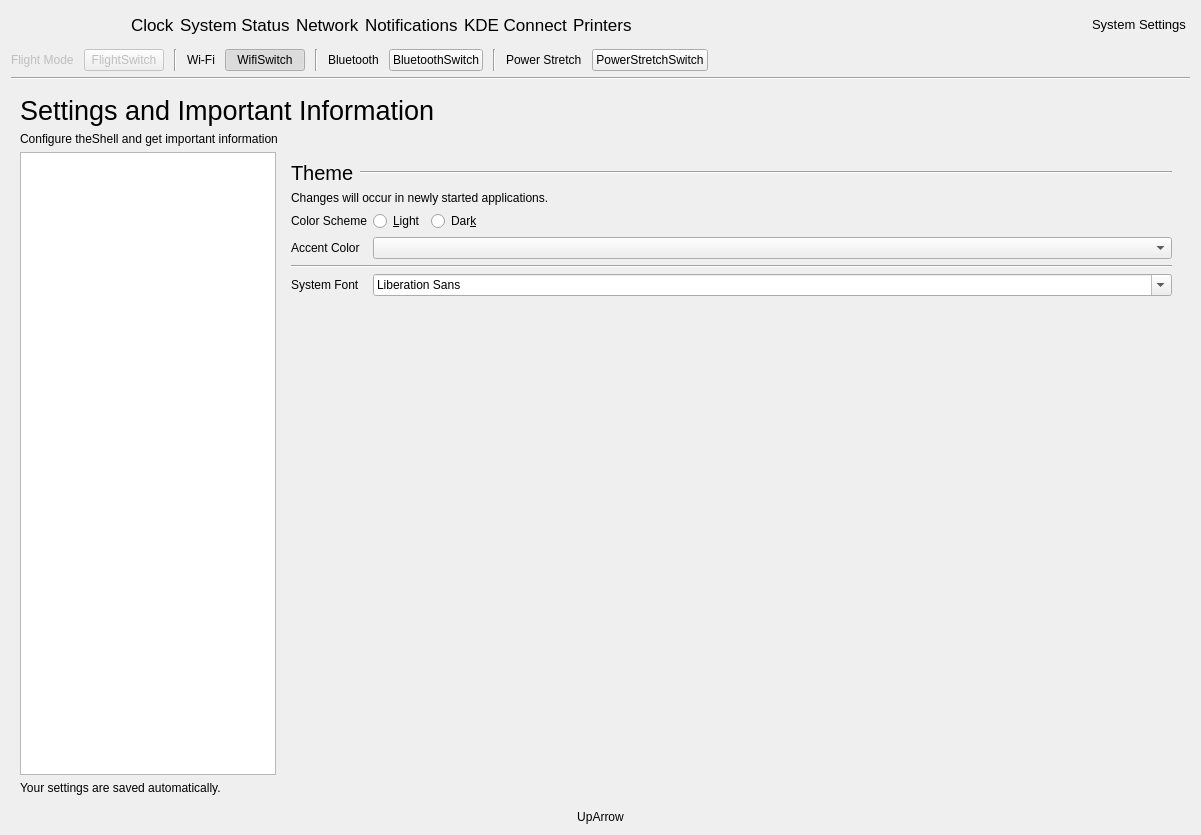
Above: infopanedropdown.ui from vicr123/theshell before the change. Below: the same form after it.
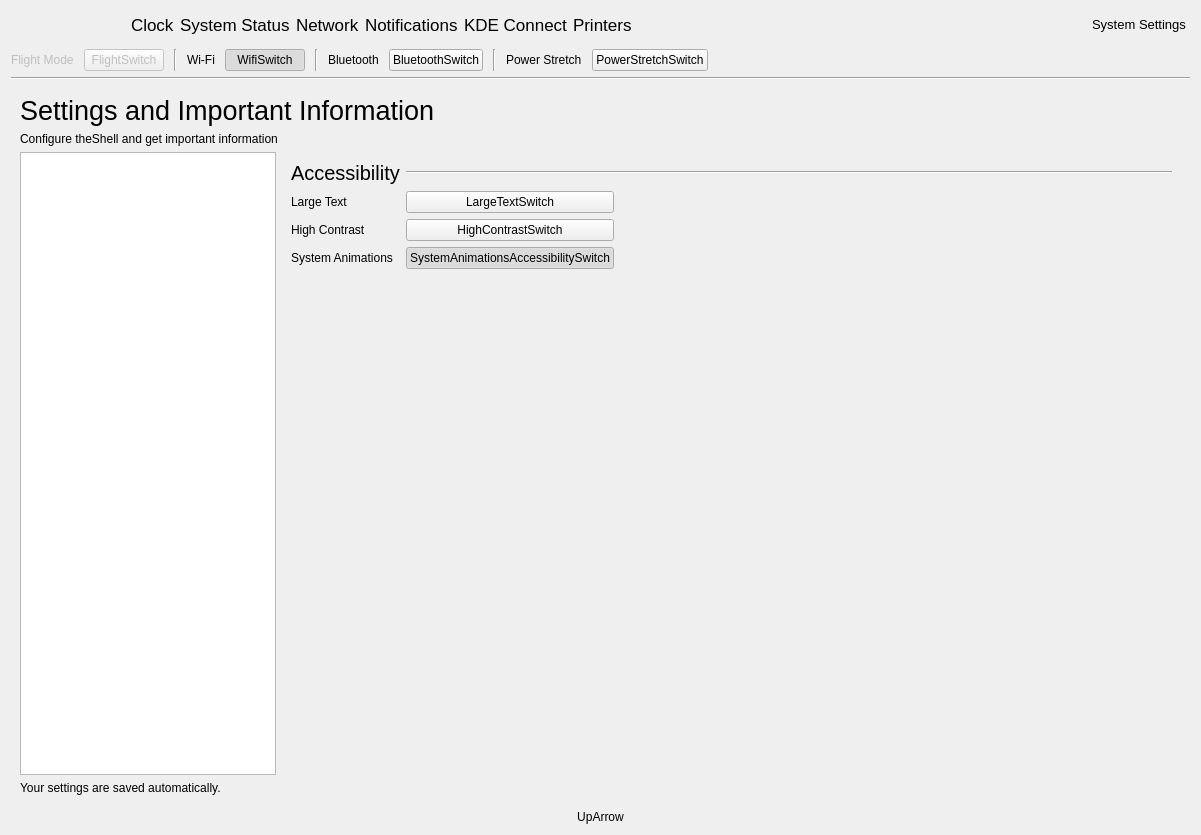
That is the form after the change. Icons and pictures are not drawn. Custom widgets are drawn as their Qt base class.

Commit message: Some accessibility settings

```diff
--- a/infopanedropdown.ui
+++ b/infopanedropdown.ui
@@ -1966,7 +1966,7 @@
          <item>
           <widget class="QStackedWidget" name="settingsTabs">
            <property name="currentIndex">
-            <number>4</number>
+            <number>12</number>
            </property>
            <widget class="QWidget" name="StartupSettings">
             <layout class="QGridLayout" name="gridLayout_2">
@@ -3908,6 +3908,115 @@
              </item>
             </layout>
            </widget>
+           <widget class="QWidget" name="page_12">
+            <layout class="QGridLayout" name="gridLayout_18">
+             <item row="2" column="1">
+              <widget class="Switch" name="HighContrastSwitch">
+               <property name="text">
+                <string>HighContrastSwitch</string>
+               </property>
+               <property name="checkable">
+                <bool>true</bool>
+               </property>
+              </widget>
+             </item>
+             <item row="2" column="0">
+              <widget class="QLabel" name="label_75">
+               <property name="text">
+                <string>High Contrast</string>
+               </property>
+              </widget>
+             </item>
+             <item row="0" column="0">
+              <widget class="QLabel" name="displayLabel_12">
+               <property name="font">
+                <font>
+                 <pointsize>15</pointsize>
+                </font>
+               </property>
+               <property name="text">
+                <string>Accessibility</string>
+               </property>
+              </widget>
+             </item>
+             <item row="1" column="0">
+              <widget class="QLabel" name="label_54">
+               <property name="text">
+                <string>Large Text</string>
+               </property>
+              </widget>
+             </item>
+             <item row="1" column="1">
+              <widget class="Switch" name="LargeTextSwitch">
+               <property name="text">
+                <string>LargeTextSwitch</string>
+               </property>
+               <property name="checkable">
+                <bool>true</bool>
+               </property>
+              </widget>
+             </item>
+             <item row="4" column="0">
+              <spacer name="verticalSpacer_24">
+               <property name="orientation">
+                <enum>Qt::Vertical</enum>
+               </property>
+               <property name="sizeHint" stdset="0">
+                <size>
+                 <width>20</width>
+                 <height>40</height>
+                </size>
+               </property>
+              </spacer>
+             </item>
+             <item row="1" column="2">
+              <spacer name="horizontalSpacer_30">
+               <property name="orientation">
+                <enum>Qt::Horizontal</enum>
+               </property>
+               <property name="sizeHint" stdset="0">
+                <size>
+                 <width>40</width>
+                 <height>20</height>
+                </size>
+               </property>
+              </spacer>
+             </item>
+             <item row="0" column="1" colspan="2">
+              <widget class="Line" name="displayLine_12">
+               <property name="sizePolicy">
+                <sizepolicy hsizetype="Expanding" vsizetype="Fixed">
+                 <horstretch>0</horstretch>
+                 <verstretch>0</verstretch>
+                </sizepolicy>
+               </property>
+               <property name="orientation">
+                <enum>Qt::Horizontal</enum>
+               </property>
+              </widget>
+             </item>
+             <item row="3" column="0">
+              <widget class="QLabel" name="label_76">
+               <property name="text">
+                <string>System Animations</string>
+               </property>
+              </widget>
+             </item>
+             <item row="3" column="1">
+              <widget class="Switch" name="systemAnimationsAccessibilitySwitch">
+               <property name="text">
+                <string>SystemAnimationsAccessibilitySwitch</string>
+               </property>
+               <property name="checkable">
+                <bool>true</bool>
+               </property>
+               <property name="checked">
+                <bool>true</bool>
+               </property>
+              </widget>
+             </item>
+            </layout>
+           </widget>
            <widget class="QWidget" name="DangerSettings">
             <layout class="QGridLayout" name="gridLayout_5">
              <item row="5" column="0">
```
Left out of the diff: 10 changed lines with no effect on the pictures. The commit also changes 6 other files.
